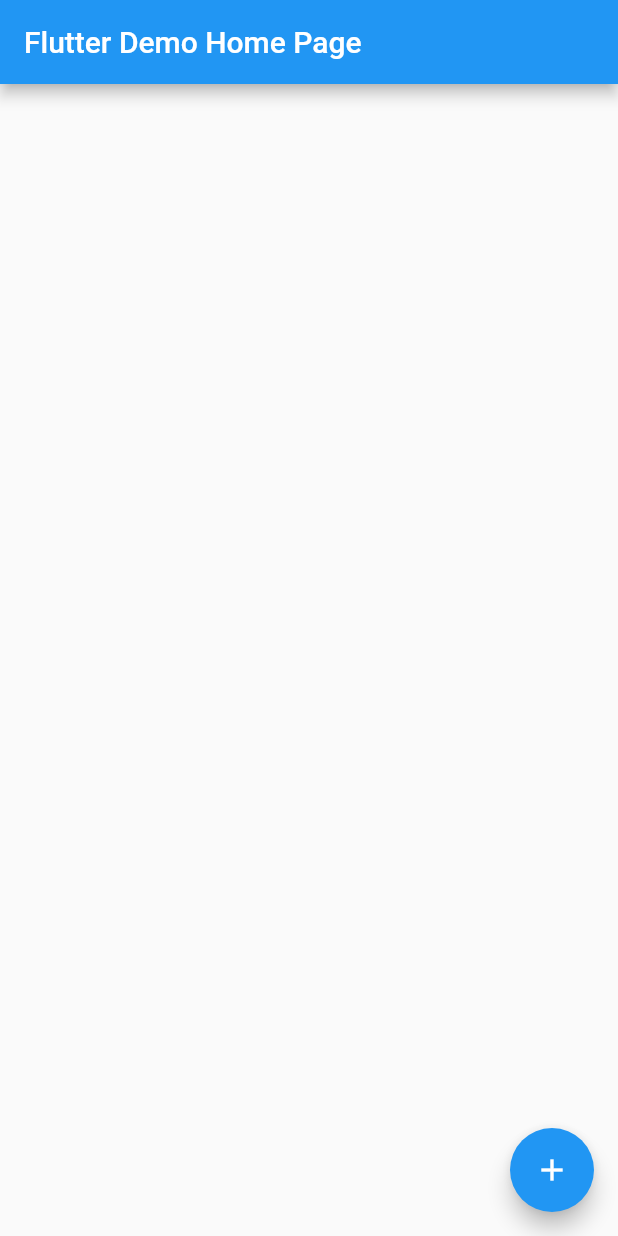
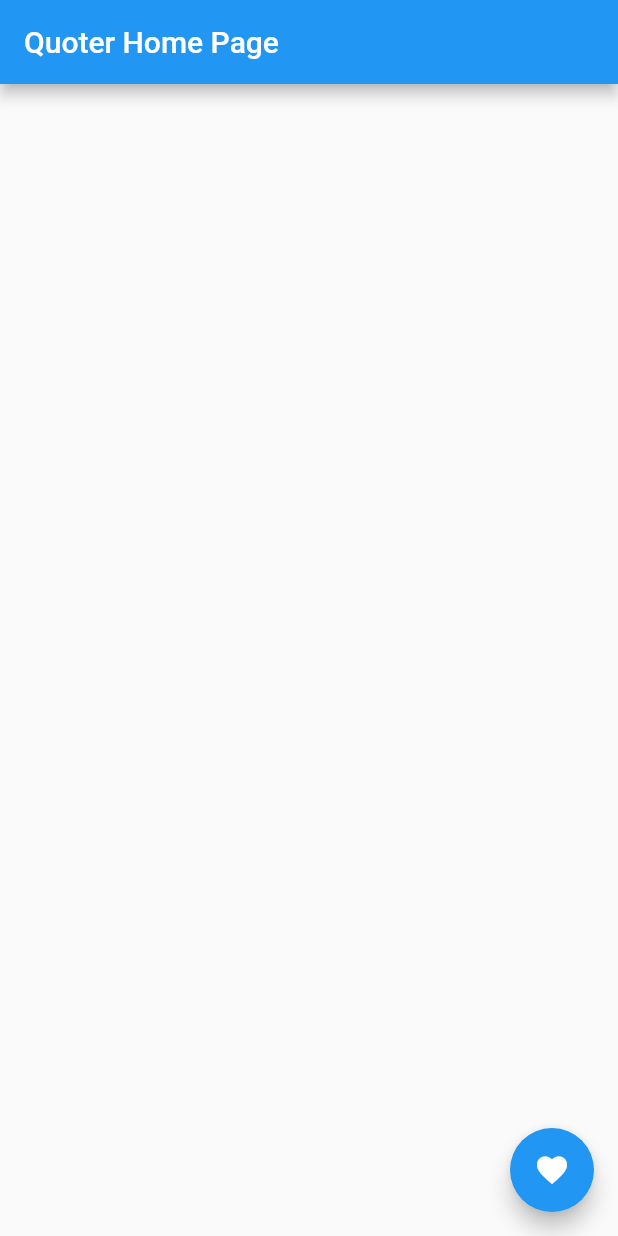
Before and after one commit to QuentinNev/quoter, a Flutter app: the screen it shows after launch, on a phone screen of 412 x 824 dp. Run offline on Flutter 3.47's test engine with Material 2 defaults, Android fonts, the phone set to English and light mode, and no system bars.

Commit message:
Last modifs

```diff
--- a/lib/main.dart
+++ b/lib/main.dart
@@ -1,7 +1,6 @@
-import 'dart:html';
-
 import 'package:flutter/material.dart';
 import 'package:http/http.dart' as http;
+import 'dart:convert' as convert;
 
 void main() {
   runApp(const MyApp());
@@ -14,7 +13,7 @@ class MyApp extends StatelessWidget {
   @override
   Widget build(BuildContext context) {
     return MaterialApp(
-      title: 'Flutter Demo',
+      title: 'Quoter',
       theme: ThemeData(
         // This is the theme of your application.
         //
@@ -27,7 +26,7 @@ class MyApp extends StatelessWidget {
         // is not restarted.
         primarySwatch: Colors.blue,
       ),
-      home: const MyHomePage(title: 'Flutter Demo Home Page'),
+      home: const MyHomePage(title: 'Quoter Home Page'),
     );
   }
 }
@@ -52,11 +51,21 @@ class MyHomePage extends StatefulWidget {
 
 class _MyHomePageState extends State<MyHomePage> {
   String _quote = '';
+  String _author = '';
 
-  void _getNewQuote() {
-    setState(() {
-      _quote = 'mdr';
-    });
+  void _getNewQuote() async {
+    var url = Uri.https('api.quotable.io', '/random', {'q': 'http'});
+
+    var response = await http.get(url);
+    if (response.statusCode == 200) {
+      setState(() {
+        var decoded = convert.jsonDecode(response.body) as Map<String, dynamic>;
+        _quote = decoded['content'];
+        _author = decoded['author'];
+      });
+    } else {
+      print('Request failed with status: ${response.statusCode}.');
+    }
   }
 
   @override
@@ -73,9 +82,8 @@ class _MyHomePageState extends State<MyHomePage> {
         // the App.build method, and use it to set our appbar title.
         title: Text(widget.title),
       ),
-      body: Center(
-        // Center is a layout widget. It takes a single child and positions it
-        // in the middle of the parent.
+      body: Padding(
+        padding: const EdgeInsets.all(10.0),
         child: Column(
           // Column is also a layout widget. It takes a list of children and
           // arranges them vertically. By default, it sizes itself to fit its
@@ -93,16 +101,25 @@ class _MyHomePageState extends State<MyHomePage> {
           // horizontal).
           mainAxisAlignment: MainAxisAlignment.center,
           children: <Widget>[
-            Text(
-              _quote,
-            ),
+            Text.rich(TextSpan(children: <TextSpan>[
+              TextSpan(
+                  text: _quote,
+                  style: const TextStyle(fontSize: 20, fontStyle: FontStyle.italic))
+            ])),
+            Padding(
+              padding: const EdgeInsets.all(10.0),
+              child: Text(
+              _author,
+              style: const TextStyle(fontWeight: FontWeight.bold),
+              textAlign: TextAlign.right,
+            ),)
           ],
         ),
       ),
       floatingActionButton: FloatingActionButton(
         onPressed: _getNewQuote,
-        tooltip: 'Increment',
-        child: const Icon(Icons.add),
+        tooltip: 'Swag',
+        child: const Icon(Icons.favorite),
       ), // This trailing comma makes auto-formatting nicer for build methods.
     );
   }
```
